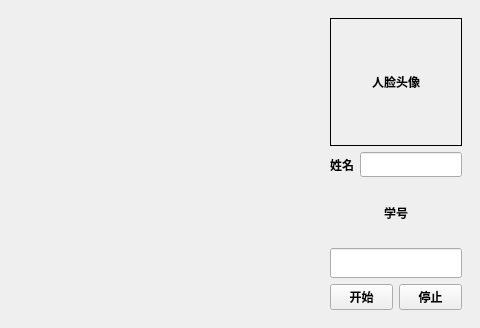
The window that form.ui (Tocinplay/graduation_project) describes before a commit, drawn with Qt 5.
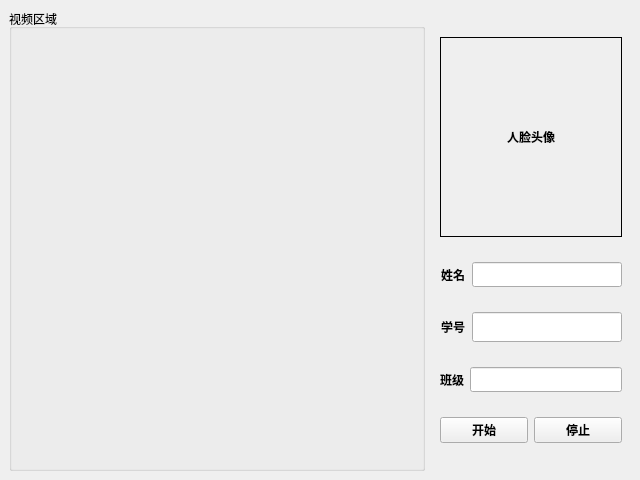
The same window after the commit.

Commit message: 实现了摄像，人脸检测，开关键

The edit to the form file:
```diff
--- a/form.ui
+++ b/form.ui
@@ -6,8 +6,8 @@
    <rect>
     <x>0</x>
     <y>0</y>
-    <width>480</width>
-    <height>328</height>
+    <width>640</width>
+    <height>480</height>
    </rect>
   </property>
   <property name="windowTitle">
@@ -16,14 +16,27 @@
   <widget class="QWidget" name="centralwidget">
    <layout class="QHBoxLayout" name="horizontalLayout">
     <item>
-     <widget class="QWidget" name="widget_2" native="true"/>
+     <widget class="QGroupBox" name="groupBox">
+      <property name="title">
+       <string>视频区域</string>
+      </property>
+      <layout class="QVBoxLayout" name="verticalLayout_2">
+       <item>
+        <widget class="QLabel" name="lbl_video">
+         <property name="text">
+          <string/>
+         </property>
+        </widget>
+       </item>
+      </layout>
+     </widget>
     </item>
     <item>
      <widget class="QWidget" name="widget" native="true">
       <property name="maximumSize">
        <size>
-        <width>150</width>
-        <height>16777215</height>
+        <width>200</width>
+        <height>480</height>
        </size>
       </property>
       <property name="font">
@@ -38,14 +51,14 @@
         <widget class="QLabel" name="lbl_image">
          <property name="minimumSize">
           <size>
-           <width>128</width>
-           <height>128</height>
+           <width>178</width>
+           <height>178</height>
           </size>
          </property>
          <property name="maximumSize">
           <size>
-           <width>150</width>
-           <height>16777215</height>
+           <width>200</width>
+           <height>200</height>
           </size>
          </property>
          <property name="focusPolicy">
@@ -93,6 +106,8 @@
         </layout>
        </item>
        <item>
+        <layout class="QHBoxLayout" name="horizontalLayout_3">
+         <item>
         <widget class="QLabel" name="label_stucode">
          <property name="maximumSize">
           <size>
@@ -118,6 +133,22 @@
          </property>
         </widget>
        </item>
+        </layout>
+       </item>
+       <item>
+        <layout class="QHBoxLayout" name="horizontalLayout_5">
+         <item>
+          <widget class="QLabel" name="lbl_class">
+           <property name="text">
+            <string>班级</string>
+           </property>
+          </widget>
+         </item>
+         <item>
+          <widget class="QLineEdit" name="led_class"/>
+         </item>
+        </layout>
+       </item>
        <item>
         <layout class="QHBoxLayout" name="horizontalLayout_4">
          <item>
```
Left out of the diff: 6 changed lines with no effect on the pictures. Lines whose indentation alone changed are shown as unchanged. The commit also changes 2 other files.
